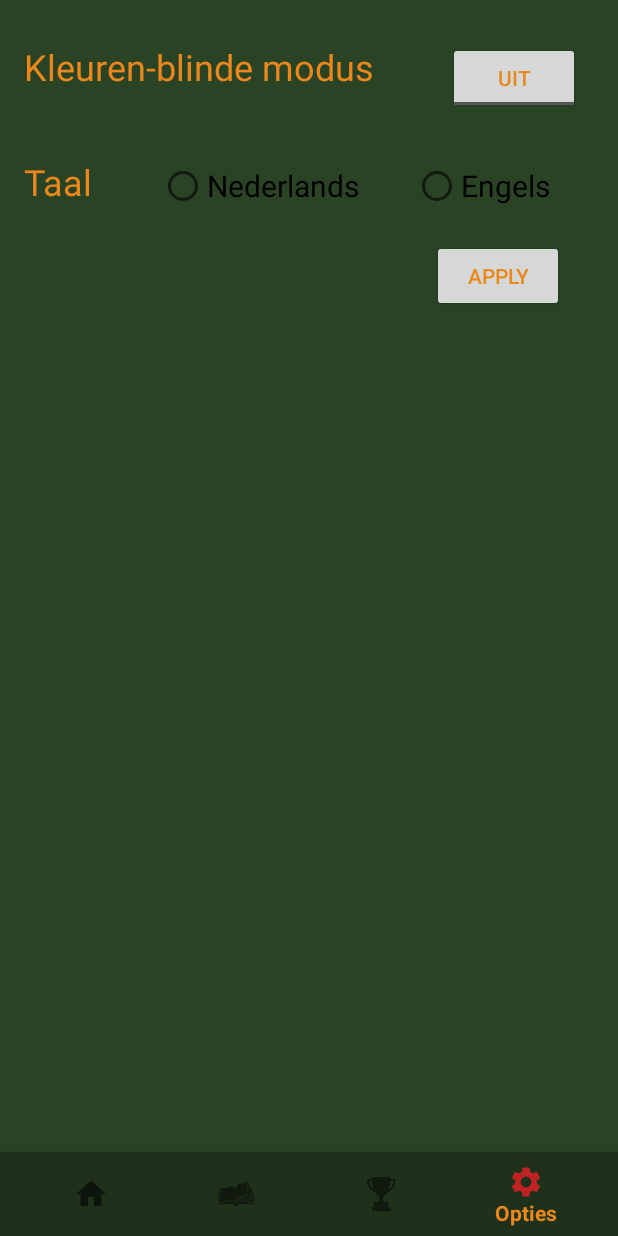
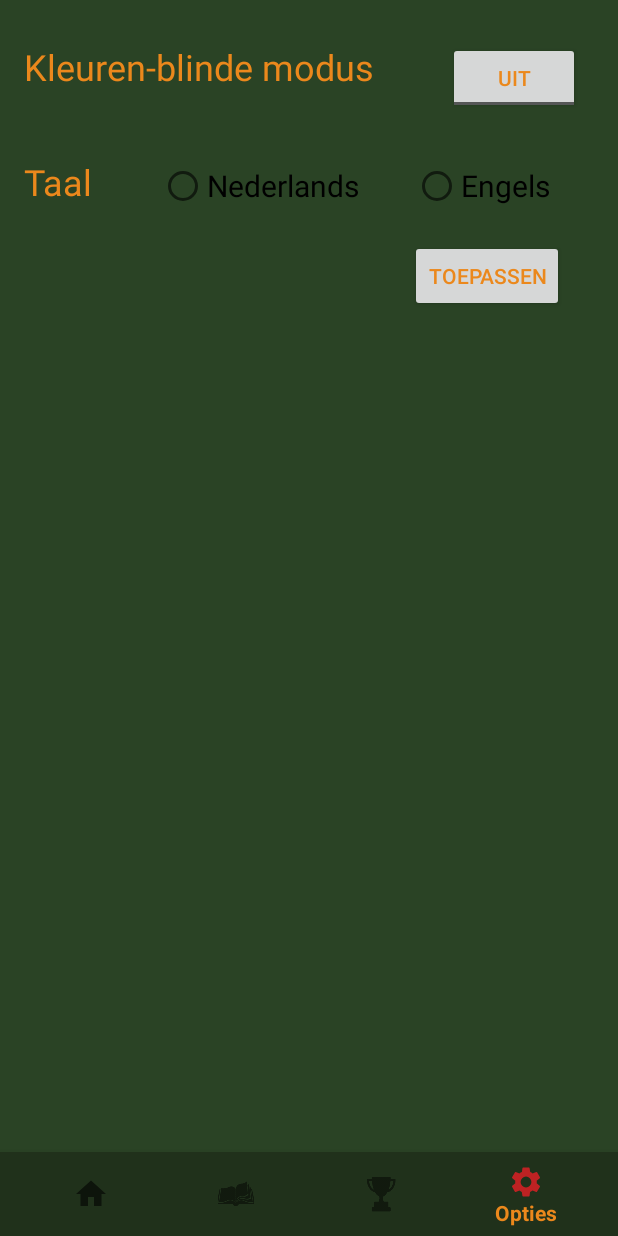
Before and after one commit to CMHLinskens/Proftaak1.4_B3, an Android app: the screen it shows after launch (MainActivity), item 4 of the bottom bar chosen, on a phone screen of 412 x 824 dp. Run offline under Robolectric (Android 15) with nearby library versions, the phone set to English and light mode, and no system bars; libraries missing offline, so code that uses them is left out: org.eclipse.paho; 7 statements that could not run were skipped.

Commit message:
[Addition] Added apply string in SettingsPage

```diff
--- a/EsstelingApp/app/src/main/java/com/example/esstelingapp/MainActivity.java
+++ b/EsstelingApp/app/src/main/java/com/example/esstelingapp/MainActivity.java
@@ -79,8 +79,6 @@ public class MainActivity extends AppCompatActivity implements StoryUnlockPopup.
 
             return true;
         }
-
-        ;
     };
 
     @Override
--- a/EsstelingApp/app/src/main/res/layout/activity_settings.xml
+++ b/EsstelingApp/app/src/main/res/layout/activity_settings.xml
@@ -86,7 +86,7 @@
         android:layout_height="wrap_content"
         android:layout_marginTop="160dp"
         android:layout_marginEnd="36dp"
-        android:text="Apply"
+        android:text="@string/Apply"
         app:layout_constraintEnd_toEndOf="parent"
         app:layout_constraintTop_toTopOf="parent" />
 
--- a/EsstelingApp/app/src/main/res/values/strings.xml
+++ b/EsstelingApp/app/src/main/res/values/strings.xml
@@ -17,4 +17,6 @@
     // Unlock screen popup strings
     <string name="password">Wachtwoord</string>
 
+    <string name="Apply">TOEPASSEN</string>
+
 </resources>
```
Also changed, not shown: 2 other files.
